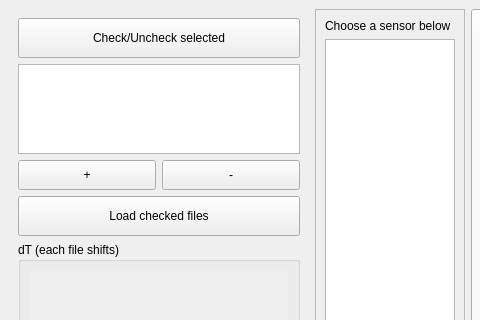
Qt form SyncGraph.ui (salmanchik1/SyncGraph) before a commit; both pictures show x 0 to 480 and y 0 to 320 of the 1024 by 875 pixel window.
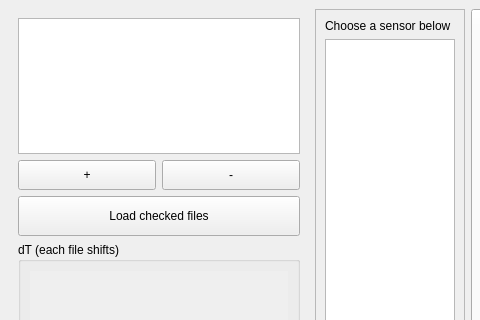
The same form after that commit.

Commit message: corrected in_files selection. deleted check/uncheck button

Diff of the .ui file:
```diff
--- a/SyncGraph.ui
+++ b/SyncGraph.ui
@@ -37,19 +37,6 @@
       </property>
       <widget class="QWidget" name="mainOptionsBarPage1">
        <layout class="QVBoxLayout" name="verticalLayout">
-        <item>
-         <widget class="QPushButton" name="checkFilesButton">
-          <property name="minimumSize">
-           <size>
-            <width>0</width>
-            <height>40</height>
-           </size>
-          </property>
-          <property name="text">
-           <string>Check/Uncheck selected</string>
-          </property>
-         </widget>
-        </item>
         <item>
          <widget class="QListView" name="inFilesListView">
           <property name="toolTipDuration">
```
Left out of the diff: 4 changed lines with no effect on the pictures. The commit also changes 2 other files.
